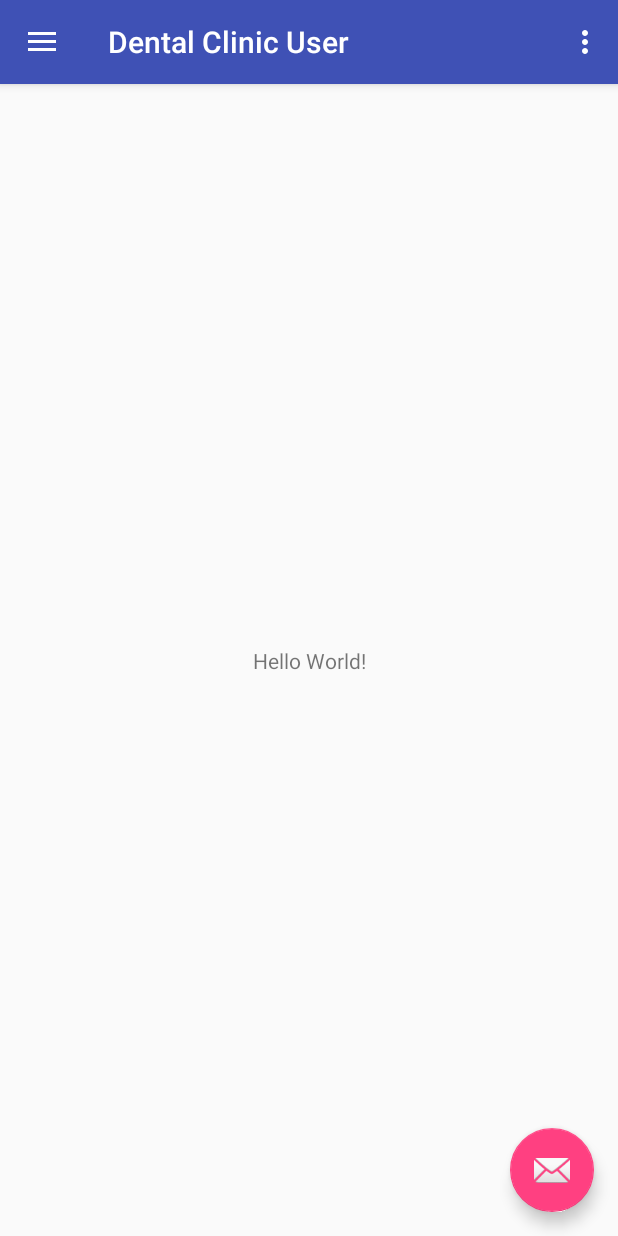
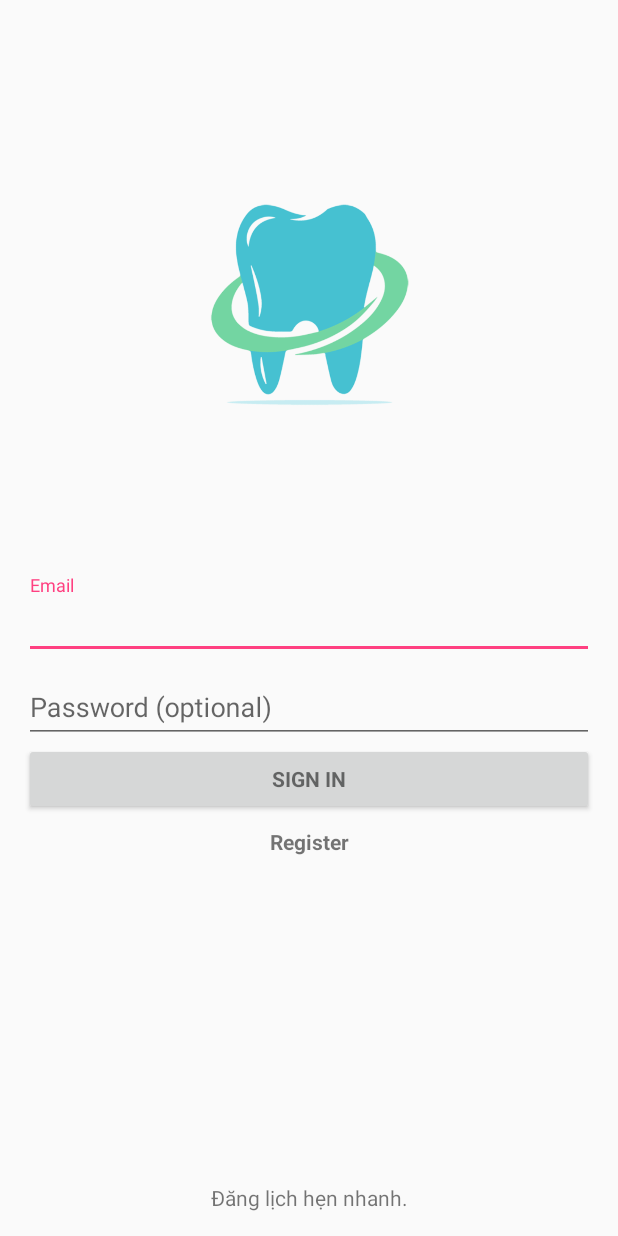
Before and after one commit to phantomkk/dentalclinic_user, an Android app: the screen it shows after launch (MainActivity before the commit, LoginActivity after it), on a phone screen of 412 x 824 dp. Run offline under Robolectric (Android 15) with nearby library versions, the phone set to English and light mode, and no system bars; 2 statements that could not run were skipped.

Commit message:
LucNS: Commit login activity

```diff
--- /dev/null
+++ b/app/src/main/java/com/dentalclinic/capstone/activities/LoginActivity.java
@@ -0,0 +1,361 @@
+package com.dentalclinic.capstone.activities;
+
+import android.animation.Animator;
+import android.animation.AnimatorListenerAdapter;
+import android.annotation.TargetApi;
+import android.content.pm.PackageManager;
+import android.support.annotation.NonNull;
+import android.support.design.widget.Snackbar;
+import android.support.v7.app.AppCompatActivity;
+import android.app.LoaderManager.LoaderCallbacks;
+
+import android.content.CursorLoader;
+import android.content.Loader;
+import android.database.Cursor;
+import android.net.Uri;
+import android.os.AsyncTask;
+
+import android.os.Build;
+import android.os.Bundle;
+import android.provider.ContactsContract;
+import android.text.TextUtils;
+import android.view.KeyEvent;
+import android.view.View;
+import android.view.View.OnClickListener;
+import android.view.inputmethod.EditorInfo;
+import android.widget.ArrayAdapter;
+import android.widget.AutoCompleteTextView;
+import android.widget.Button;
+import android.widget.EditText;
+import android.widget.TextView;
+import android.widget.Toast;
+
+import java.util.ArrayList;
+import java.util.List;
+
+import com.dentalclinic.capstone.dentalclinicuser.R;
+
+import static android.Manifest.permission.READ_CONTACTS;
+
+/**
+ * A login screen that offers login via email/password.
+ */
+public class LoginActivity extends AppCompatActivity implements LoaderCallbacks<Cursor> {
+
+    /**
+     * Id to identity READ_CONTACTS permission request.
+     */
+    private static final int REQUEST_READ_CONTACTS = 0;
+
+    /**
+     * A dummy authentication store containing known user names and passwords.
+     * TODO: remove after connecting to a real authentication system.
+     */
+    private static final String[] DUMMY_CREDENTIALS = new String[]{
+            "foo@example.com:hello", "bar@example.com:world"
+    };
+    /**
+     * Keep track of the login task to ensure we can cancel it if requested.
+     */
+    private UserLoginTask mAuthTask = null;
+
+    // UI references.
+    private AutoCompleteTextView mEmailView;
+    private EditText mPasswordView;
+    private View mProgressView;
+    private View mLoginFormView;
+    private View txtLinkAppointment;
+
+    @Override
+    protected void onCreate(Bundle savedInstanceState) {
+        super.onCreate(savedInstanceState);
+        setContentView(R.layout.activity_login);
+        // Set up the login form.
+        mEmailView = (AutoCompleteTextView) findViewById(R.id.email);
+        populateAutoComplete();
+
+        mPasswordView = (EditText) findViewById(R.id.password);
+        txtLinkAppointment = (TextView) findViewById(R.id.txt_link_book_appointment_loginact);
+        mPasswordView.setOnEditorActionListener(new TextView.OnEditorActionListener() {
+            @Override
+            public boolean onEditorAction(TextView textView, int id, KeyEvent keyEvent) {
+                if (id == EditorInfo.IME_ACTION_DONE || id == EditorInfo.IME_NULL) {
+                    attemptLogin();
+                    return true;
+                }
+                return false;
+            }
+        });
+
+        TextView mEmailSignInButton = (TextView) findViewById(R.id.email_sign_in_button);
+        mEmailSignInButton.setOnClickListener(new OnClickListener() {
+            @Override
+            public void onClick(View view) {
+                attemptLogin();
+            }
+        });
+
+        txtLinkAppointment.setOnClickListener((view)->{
+            Toast.makeText(LoginActivity.this,"CLGT",Toast.LENGTH_LONG).show();
+        });
+
+        mLoginFormView = findViewById(R.id.login_form);
+        mProgressView = findViewById(R.id.login_progress);
+    }
+
+    private void populateAutoComplete() {
+        if (!mayRequestContacts()) {
+            return;
+        }
+
+        getLoaderManager().initLoader(0, null, this);
+    }
+
+    private boolean mayRequestContacts() {
+        if (Build.VERSION.SDK_INT < Build.VERSION_CODES.M) {
+            return true;
+        }
+        if (checkSelfPermission(READ_CONTACTS) == PackageManager.PERMISSION_GRANTED) {
+            return true;
+        }
+        if (shouldShowRequestPermissionRationale(READ_CONTACTS)) {
+            Snackbar.make(mEmailView, R.string.permission_rationale, Snackbar.LENGTH_INDEFINITE)
+                    .setAction(android.R.string.ok, new View.OnClickListener() {
+                        @Override
+                        @TargetApi(Build.VERSION_CODES.M)
+                        public void onClick(View v) {
+                            requestPermissions(new String[]{READ_CONTACTS}, REQUEST_READ_CONTACTS);
+                        }
+                    });
+        } else {
+            requestPermissions(new String[]{READ_CONTACTS}, REQUEST_READ_CONTACTS);
+        }
+        return false;
+    }
+
+    /**
+     * Callback received when a permissions request has been completed.
+     */
+    @Override
+    public void onRequestPermissionsResult(int requestCode, @NonNull String[] permissions,
+                                           @NonNull int[] grantResults) {
+        if (requestCode == REQUEST_READ_CONTACTS) {
+            if (grantResults.length == 1 && grantResults[0] == PackageManager.PERMISSION_GRANTED) {
+                populateAutoComplete();
+            }
+        }
+    }
+
+
+    /**
+     * Attempts to sign in or register the account specified by the login form.
+     * If there are form errors (invalid email, missing fields, etc.), the
+     * errors are presented and no actual login attempt is made.
+     */
+    private void attemptLogin() {
+        if (mAuthTask != null) {
+            return;
+        }
+
+        // Reset errors.
+        mEmailView.setError(null);
+        mPasswordView.setError(null);
+
+        // Store values at the time of the login attempt.
+        String email = mEmailView.getText().toString();
+        String password = mPasswordView.getText().toString();
+
+        boolean cancel = false;
+        View focusView = null;
+
+        // Check for a valid password, if the user entered one.
+        if (!TextUtils.isEmpty(password) && !isPasswordValid(password)) {
+            mPasswordView.setError(getString(R.string.error_invalid_password));
+            focusView = mPasswordView;
+            cancel = true;
+        }
+
+        // Check for a valid email address.
+        if (TextUtils.isEmpty(email)) {
+            mEmailView.setError(getString(R.string.error_field_required));
+            focusView = mEmailView;
+            cancel = true;
+        } else if (!isEmailValid(email)) {
+            mEmailView.setError(getString(R.string.error_invalid_email));
+            focusView = mEmailView;
+            cancel = true;
+        }
+
+        if (cancel) {
+            // There was an error; don't attempt login and focus the first
+            // form field with an error.
+            focusView.requestFocus();
+        } else {
+            // Show a progress spinner, and kick off a background task to
+            // perform the user login attempt.
+            showProgress(true);
+            mAuthTask = new UserLoginTask(email, password);
+            mAuthTask.execute((Void) null);
+
+
+
+        }
+    }
+
+    private boolean isEmailValid(String email) {
+        //TODO: Replace this with your own logic
+        return email.contains("@");
+    }
+
+    private boolean isPasswordValid(String password) {
+        //TODO: Replace this with your own logic
+        return password.length() > 4;
+    }
+
+    /**
+     * Shows the progress UI and hides the login form.
+     */
+    @TargetApi(Build.VERSION_CODES.HONEYCOMB_MR2)
+    private void showProgress(final boolean show) {
+        // On Honeycomb MR2 we have the ViewPropertyAnimator APIs, which allow
+        // for very easy animations. If available, use these APIs to fade-in
+        // the progress spinner.
+        if (Build.VERSION.SDK_INT >= Build.VERSION_CODES.HONEYCOMB_MR2) {
+            int shortAnimTime = getResources().getInteger(android.R.integer.config_shortAnimTime);
+
+            mLoginFormView.setVisibility(show ? View.GONE : View.VISIBLE);
+            mLoginFormView.animate().setDuration(shortAnimTime).alpha(
+                    show ? 0 : 1).setListener(new AnimatorListenerAdapter() {
+                @Override
+                public void onAnimationEnd(Animator animation) {
+                    mLoginFormView.setVisibility(show ? View.GONE : View.VISIBLE);
+                }
+            });
+
+            mProgressView.setVisibility(show ? View.VISIBLE : View.GONE);
+            mProgressView.animate().setDuration(shortAnimTime).alpha(
+                    show ? 1 : 0).setListener(new AnimatorListenerAdapter() {
+                @Override
+                public void onAnimationEnd(Animator animation) {
+                    mProgressView.setVisibility(show ? View.VISIBLE : View.GONE);
+                }
+            });
+        } else {
+            // The ViewPropertyAnimator APIs are not available, so simply show
+            // and hide the relevant UI components.
+            mProgressView.setVisibility(show ? View.VISIBLE : View.GONE);
+            mLoginFormView.setVisibility(show ? View.GONE : View.VISIBLE);
+        }
+    }
+
+    @Override
+    public Loader<Cursor> onCreateLoader(int i, Bundle bundle) {
+        return new CursorLoader(this,
+                // Retrieve data rows for the device user's 'profile' contact.
+                Uri.withAppendedPath(ContactsContract.Profile.CONTENT_URI,
+                        ContactsContract.Contacts.Data.CONTENT_DIRECTORY), ProfileQuery.PROJECTION,
+
+                // Select only email addresses.
+                ContactsContract.Contacts.Data.MIMETYPE +
+                        " = ?", new String[]{ContactsContract.CommonDataKinds.Email
+                .CONTENT_ITEM_TYPE},
+
+                // Show primary email addresses first. Note that there won't be
+                // a primary email address if the user hasn't specified one.
+                ContactsContract.Contacts.Data.IS_PRIMARY + " DESC");
+    }
+
+    @Override
+    public void onLoadFinished(Loader<Cursor> cursorLoader, Cursor cursor) {
+        List<String> emails = new ArrayList<>();
+        cursor.moveToFirst();
+        while (!cursor.isAfterLast()) {
+            emails.add(cursor.getString(ProfileQuery.ADDRESS));
+            cursor.moveToNext();
+        }
+
+        addEmailsToAutoComplete(emails);
+    }
+
+    @Override
+    public void onLoaderReset(Loader<Cursor> cursorLoader) {
+
+    }
+
+    private void addEmailsToAutoComplete(List<String> emailAddressCollection) {
+        //Create adapter to tell the AutoCompleteTextView what to show in its dropdown list.
+        ArrayAdapter<String> adapter =
+                new ArrayAdapter<>(LoginActivity.this,
+                        android.R.layout.simple_dropdown_item_1line, emailAddressCollection);
+
+        mEmailView.setAdapter(adapter);
+    }
+
+
+    private interface ProfileQuery {
+        String[] PROJECTION = {
+                ContactsContract.CommonDataKinds.Email.ADDRESS,
+                ContactsContract.CommonDataKinds.Email.IS_PRIMARY,
+        };
+
+        int ADDRESS = 0;
+        int IS_PRIMARY = 1;
+    }
+
+    /**
+     * Represents an asynchronous login/registration task used to authenticate
+     * the user.
+     */
+    public class UserLoginTask extends AsyncTask<Void, Void, Boolean> {
+
+        private final String mEmail;
+        private final String mPassword;
+
+        UserLoginTask(String email, String password) {
+            mEmail = email;
+            mPassword = password;
+        }
+
+        @Override
+        protected Boolean doInBackground(Void... params) {
+            // TODO: attempt authentication against a network service.
+
+            try {
+                // Simulate network access.
+                Thread.sleep(2000);
+            } catch (InterruptedException e) {
+                return false;
+            }
+
+            for (String credential : DUMMY_CREDENTIALS) {
+                String[] pieces = credential.split(":");
+                if (pieces[0].equals(mEmail)) {
+                    // Account exists, return true if the password matches.
+                    return pieces[1].equals(mPassword);
+                }
+            }
+
+            // TODO: register the new account here.
+            return true;
+        }
+
+        @Override
+        protected void onPostExecute(final Boolean success) {
+            mAuthTask = null;
+            showProgress(false);
+
+            if (success) {
+                finish();
+            } else {
+                mPasswordView.setError(getString(R.string.error_incorrect_password));
+                mPasswordView.requestFocus();
+            }
+        }
+
+        @Override
+        protected void onCancelled() {
+            mAuthTask = null;
+            showProgress(false);
+        }
+    }
+}
--- /dev/null
+++ b/app/src/main/res/layout/activity_login.xml
@@ -0,0 +1,124 @@
+<LinearLayout xmlns:android="http://schemas.android.com/apk/res/android"
+    xmlns:tools="http://schemas.android.com/tools"
+    android:layout_width="match_parent"
+    android:layout_height="match_parent"
+    android:gravity="center_horizontal"
+    android:orientation="vertical"
+    android:paddingBottom="@dimen/activity_vertical_margin"
+    android:paddingLeft="@dimen/activity_horizontal_margin"
+    android:paddingRight="@dimen/activity_horizontal_margin"
+    android:paddingTop="@dimen/activity_vertical_margin"
+    android:weightSum="2"
+    tools:context="com.dentalclinic.capstone.activities.LoginActivity">
+
+    <!-- Login progress -->
+    <ProgressBar
+        android:id="@+id/login_progress"
+        style="?android:attr/progressBarStyleLarge"
+        android:layout_width="wrap_content"
+        android:layout_height="wrap_content"
+        android:layout_marginBottom="8dp"
+        android:visibility="gone" />
+
+    <LinearLayout
+        android:layout_width="match_parent"
+        android:layout_height="wrap_content"
+        android:layout_weight="1"
+        android:gravity="center_horizontal"
+        android:orientation="horizontal">
+
+        <ImageView
+            android:layout_width="150dp"
+            android:layout_height="150dp"
+            android:layout_gravity="center"
+            android:src="@drawable/dental_icon" />
+
+    </LinearLayout>
+
+    <ScrollView
+        android:id="@+id/login_form"
+        android:layout_width="match_parent"
+        android:layout_height="wrap_content"
+        android:layout_weight="1">
+
+        <LinearLayout
+            android:id="@+id/email_login_form"
+            android:layout_width="match_parent"
+            android:layout_height="wrap_content"
+            android:orientation="vertical">
+
+            <android.support.design.widget.TextInputLayout
+                android:layout_width="match_parent"
+                android:layout_height="wrap_content">
+
+                <AutoCompleteTextView
+                    android:id="@+id/email"
+                    android:layout_width="match_parent"
+                    android:layout_height="wrap_content"
+                    android:hint="@string/prompt_email"
+                    android:inputType="textEmailAddress"
+                    android:maxLines="1"
+                    android:singleLine="true" />
+
+            </android.support.design.widget.TextInputLayout>
+
+            <android.support.design.widget.TextInputLayout
+                android:layout_width="match_parent"
+                android:layout_height="wrap_content">
+
+                <EditText
+                    android:id="@+id/password"
+                    android:layout_width="match_parent"
+                    android:layout_height="wrap_content"
+                    android:hint="@string/prompt_password"
+                    android:imeActionId="6"
+                    android:imeActionLabel="@string/action_sign_in_short"
+                    android:imeOptions="actionUnspecified"
+                    android:inputType="textPassword"
+                    android:maxLines="1"
+                    android:singleLine="true" />
+
+            </android.support.design.widget.TextInputLayout>
+
+            <LinearLayout
+                android:layout_width="match_parent"
+                android:layout_height="wrap_content"
+                android:orientation="vertical"
+                android:weightSum="2">
+
+                <Button
+                    android:id="@+id/email_sign_in_button1"
+                    style="?android:textAppearanceSmall"
+                    android:layout_width="match_parent"
+                    android:layout_height="wrap_content"
+                    android:layout_weight="1"
+                    android:text="@string/action_sign_in"
+                    android:textStyle="bold" />
+
+                <TextView
+                    android:id="@+id/email_sign_in_button"
+                    style="?android:textAppearanceSmall"
+                    android:layout_width="match_parent"
+                    android:layout_height="wrap_content"
+                    android:layout_marginTop="8dp"
+                    android:layout_weight="1"
+                    android:autoLink="web"
+                    android:gravity="center_horizontal"
+                    android:text="@string/action_register"
+                    android:textStyle="bold" />
+            </LinearLayout>
+        </LinearLayout>
+
+    </ScrollView>
+
+    <TextView
+        android:id="@+id/txt_link_book_appointment_loginact"
+        android:layout_width="match_parent"
+        android:layout_height="wrap_content"
+        android:layout_gravity="center_horizontal"
+        android:autoLink="web"
+        android:textSize="@dimen/text_link_medium"
+        android:gravity="center_horizontal"
+        android:linksClickable="true"
+        android:text="Đăng lịch hẹn nhanh." />
+</LinearLayout>
--- a/app/src/main/res/values/dimens.xml
+++ b/app/src/main/res/values/dimens.xml
@@ -5,4 +5,10 @@
     <dimen name="nav_header_vertical_spacing">8dp</dimen>
     <dimen name="nav_header_height">176dp</dimen>
     <dimen name="fab_margin">16dp</dimen>
+    <dimen name="text_view_small">12dp</dimen>
+    <dimen name="text_view_medium">16dp</dimen>
+    <dimen name="text_view_big">20dp</dimen>
+    <dimen name="text_link_small">12dp</dimen>
+    <dimen name="text_link_medium">14dp</dimen>
+    <dimen name="text_link_big">16dp</dimen>
 </resources>
--- a/app/src/main/res/values/strings.xml
+++ b/app/src/main/res/values/strings.xml
@@ -6,4 +6,19 @@
     <string name="nav_header_subtitle">android.studio@android.com</string>
     <string name="nav_header_desc">Navigation header</string>
     <string name="action_settings">Settings</string>
+    <string name="title_activity_login">Sign in</string>
+
+    <!-- Strings related to login -->
+    <string name="prompt_email">Email</string>
+    <string name="prompt_password">Password (optional)</string>
+    <string name="action_sign_in">Sign in</string>
+    <string name="action_register">Register</string>
+    <string name="action_sign_in_short">Sign in</string>
+    <string name="error_invalid_email">This email address is invalid</string>
+    <string name="error_invalid_password">This password is too short</string>
+    <string name="error_incorrect_password">This password is incorrect</string>
+    <string name="error_field_required">This field is required</string>
+    <string name="permission_rationale">"Contacts permissions are needed for providing email
+        completions."
+    </string>
 </resources>
--- a/app/src/main/res/values/styles.xml
+++ b/app/src/main/res/values/styles.xml
@@ -3,6 +3,8 @@
     <!-- Base application theme. -->
     <style name="AppTheme" parent="Theme.AppCompat.Light.DarkActionBar">
         <!-- Customize your theme here. -->
+        <item name="android:windowActionBar">false</item>
+        <item name="android:windowNoTitle">true</item>
         <item name="colorPrimary">@color/colorPrimary</item>
         <item name="colorPrimaryDark">@color/colorPrimaryDark</item>
         <item name="colorAccent">@color/colorAccent</item>
```
Also changed, not shown: app/build.gradle (+5 -2 lines), app/src/main/AndroidManifest.xml (+10 -1 lines), app/src/main/res/drawable/dental_icon.png (added), 2 other files.
